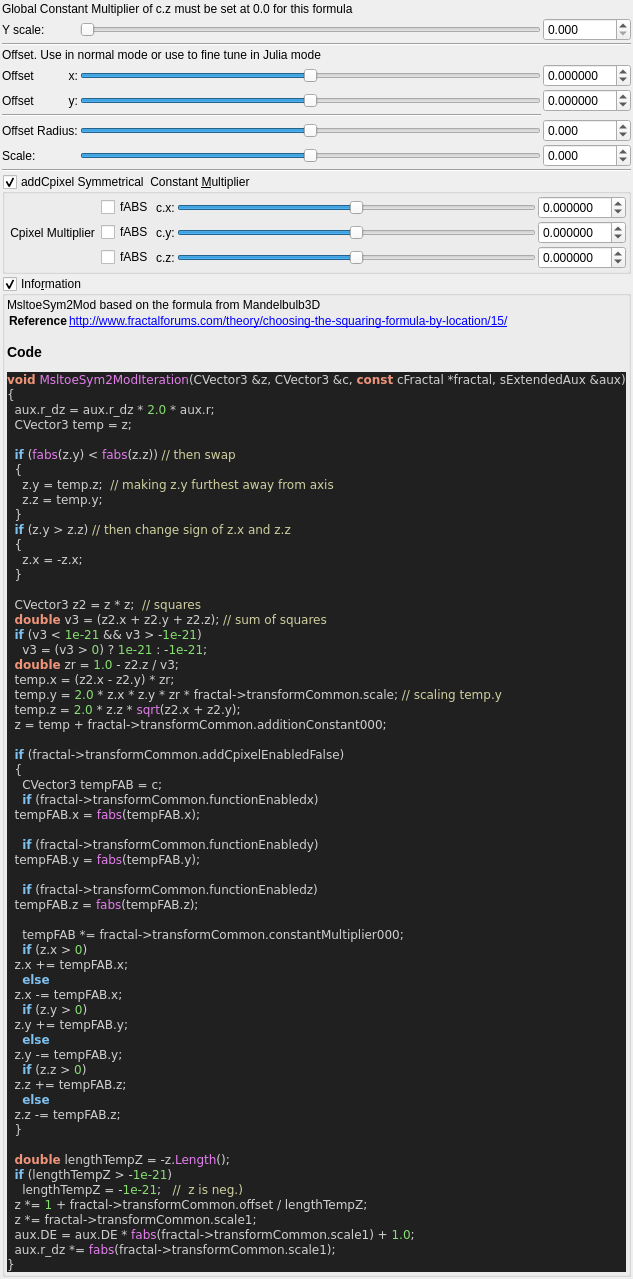
This is mandelbulber2/qt_data/fractal_msltoesym2_mod.ui in buddhi1980/mandelbulber2 as Qt 5 draws it before an edit. The edited form follows.
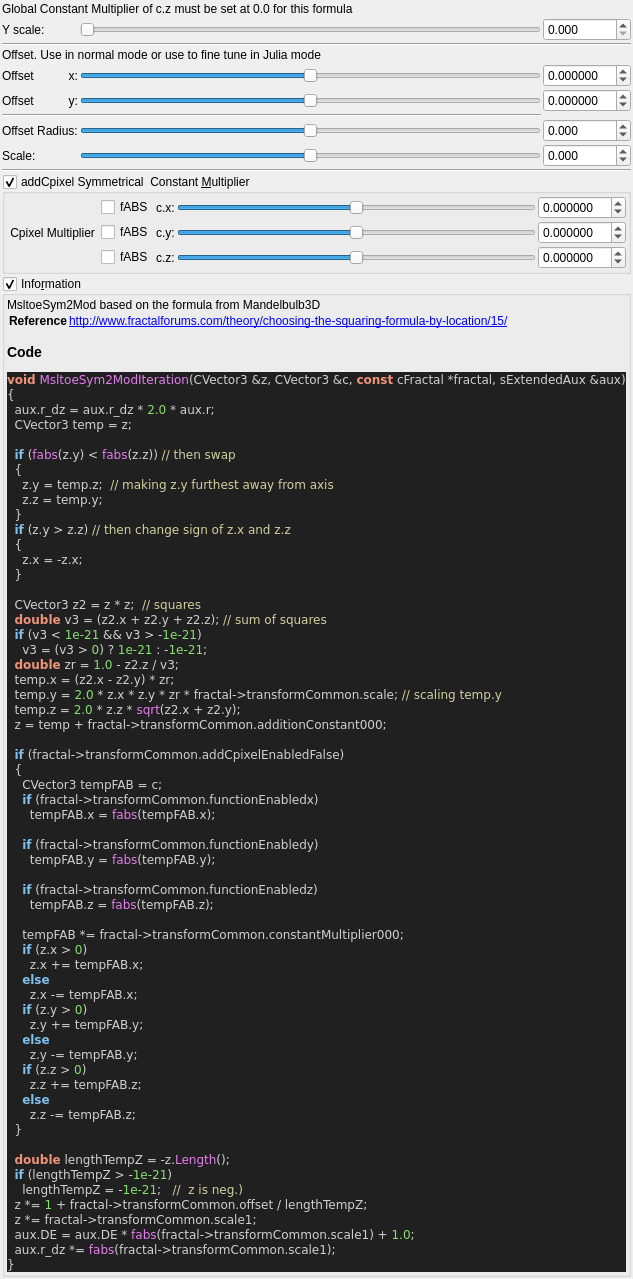
This is the edited form. Custom widgets are drawn as their Qt base class.

```diff
--- a/mandelbulber2/qt_data/fractal_msltoesym2_mod.ui
+++ b/mandelbulber2/qt_data/fractal_msltoesym2_mod.ui
@@ -707,27 +707,27 @@
   &lt;span style=&quot;color:#d0d0d0&quot;&gt;{&lt;/span&gt;
     CVector3 tempFAB &lt;span style=&quot;color:#d0d0d0&quot;&gt;=&lt;/span&gt; c&lt;span style=&quot;color:#d0d0d0&quot;&gt;;&lt;/span&gt;
     &lt;span style=&quot;color:#7ec0ee; font-weight:bold&quot;&gt;if&lt;/span&gt; &lt;span style=&quot;color:#d0d0d0&quot;&gt;(&lt;/span&gt;fractal&lt;span style=&quot;color:#d0d0d0&quot;&gt;-&amp;gt;&lt;/span&gt;transformCommon&lt;span style=&quot;color:#d0d0d0&quot;&gt;.&lt;/span&gt;functionEnabledx&lt;span style=&quot;color:#d0d0d0&quot;&gt;)&lt;/span&gt;
-  tempFAB&lt;span style=&quot;color:#d0d0d0&quot;&gt;.&lt;/span&gt;x &lt;span style=&quot;color:#d0d0d0&quot;&gt;=&lt;/span&gt; &lt;span style=&quot;color:#e47eed&quot;&gt;fabs&lt;/span&gt;&lt;span style=&quot;color:#d0d0d0&quot;&gt;(&lt;/span&gt;tempFAB&lt;span style=&quot;color:#d0d0d0&quot;&gt;.&lt;/span&gt;x&lt;span style=&quot;color:#d0d0d0&quot;&gt;);&lt;/span&gt;
+      tempFAB&lt;span style=&quot;color:#d0d0d0&quot;&gt;.&lt;/span&gt;x &lt;span style=&quot;color:#d0d0d0&quot;&gt;=&lt;/span&gt; &lt;span style=&quot;color:#e47eed&quot;&gt;fabs&lt;/span&gt;&lt;span style=&quot;color:#d0d0d0&quot;&gt;(&lt;/span&gt;tempFAB&lt;span style=&quot;color:#d0d0d0&quot;&gt;.&lt;/span&gt;x&lt;span style=&quot;color:#d0d0d0&quot;&gt;);&lt;/span&gt;
 
     &lt;span style=&quot;color:#7ec0ee; font-weight:bold&quot;&gt;if&lt;/span&gt; &lt;span style=&quot;color:#d0d0d0&quot;&gt;(&lt;/span&gt;fractal&lt;span style=&quot;color:#d0d0d0&quot;&gt;-&amp;gt;&lt;/span&gt;transformCommon&lt;span style=&quot;color:#d0d0d0&quot;&gt;.&lt;/span&gt;functionEnabledy&lt;span style=&quot;color:#d0d0d0&quot;&gt;)&lt;/span&gt;
-  tempFAB&lt;span style=&quot;color:#d0d0d0&quot;&gt;.&lt;/span&gt;y &lt;span style=&quot;color:#d0d0d0&quot;&gt;=&lt;/span&gt; &lt;span style=&quot;color:#e47eed&quot;&gt;fabs&lt;/span&gt;&lt;span style=&quot;color:#d0d0d0&quot;&gt;(&lt;/span&gt;tempFAB&lt;span style=&quot;color:#d0d0d0&quot;&gt;.&lt;/span&gt;y&lt;span style=&quot;color:#d0d0d0&quot;&gt;);&lt;/span&gt;
+      tempFAB&lt;span style=&quot;color:#d0d0d0&quot;&gt;.&lt;/span&gt;y &lt;span style=&quot;color:#d0d0d0&quot;&gt;=&lt;/span&gt; &lt;span style=&quot;color:#e47eed&quot;&gt;fabs&lt;/span&gt;&lt;span style=&quot;color:#d0d0d0&quot;&gt;(&lt;/span&gt;tempFAB&lt;span style=&quot;color:#d0d0d0&quot;&gt;.&lt;/span&gt;y&lt;span style=&quot;color:#d0d0d0&quot;&gt;);&lt;/span&gt;
 
     &lt;span style=&quot;color:#7ec0ee; font-weight:bold&quot;&gt;if&lt;/span&gt; &lt;span style=&quot;color:#d0d0d0&quot;&gt;(&lt;/span&gt;fractal&lt;span style=&quot;color:#d0d0d0&quot;&gt;-&amp;gt;&lt;/span&gt;transformCommon&lt;span style=&quot;color:#d0d0d0&quot;&gt;.&lt;/span&gt;functionEnabledz&lt;span style=&quot;color:#d0d0d0&quot;&gt;)&lt;/span&gt;
-  tempFAB&lt;span style=&quot;color:#d0d0d0&quot;&gt;.&lt;/span&gt;z &lt;span style=&quot;color:#d0d0d0&quot;&gt;=&lt;/span&gt; &lt;span style=&quot;color:#e47eed&quot;&gt;fabs&lt;/span&gt;&lt;span style=&quot;color:#d0d0d0&quot;&gt;(&lt;/span&gt;tempFAB&lt;span style=&quot;color:#d0d0d0&quot;&gt;.&lt;/span&gt;z&lt;span style=&quot;color:#d0d0d0&quot;&gt;);&lt;/span&gt;
+      tempFAB&lt;span style=&quot;color:#d0d0d0&quot;&gt;.&lt;/span&gt;z &lt;span style=&quot;color:#d0d0d0&quot;&gt;=&lt;/span&gt; &lt;span style=&quot;color:#e47eed&quot;&gt;fabs&lt;/span&gt;&lt;span style=&quot;color:#d0d0d0&quot;&gt;(&lt;/span&gt;tempFAB&lt;span style=&quot;color:#d0d0d0&quot;&gt;.&lt;/span&gt;z&lt;span style=&quot;color:#d0d0d0&quot;&gt;);&lt;/span&gt;
 
     tempFAB &lt;span style=&quot;color:#d0d0d0&quot;&gt;*=&lt;/span&gt; fractal&lt;span style=&quot;color:#d0d0d0&quot;&gt;-&amp;gt;&lt;/span&gt;transformCommon&lt;span style=&quot;color:#d0d0d0&quot;&gt;.&lt;/span&gt;constantMultiplier000&lt;span style=&quot;color:#d0d0d0&quot;&gt;;&lt;/span&gt;
     &lt;span style=&quot;color:#7ec0ee; font-weight:bold&quot;&gt;if&lt;/span&gt; &lt;span style=&quot;color:#d0d0d0&quot;&gt;(&lt;/span&gt;z&lt;span style=&quot;color:#d0d0d0&quot;&gt;.&lt;/span&gt;x &lt;span style=&quot;color:#d0d0d0&quot;&gt;&amp;gt;&lt;/span&gt; &lt;span style=&quot;color:#87df71&quot;&gt;0&lt;/span&gt;&lt;span style=&quot;color:#d0d0d0&quot;&gt;)&lt;/span&gt;
-  z&lt;span style=&quot;color:#d0d0d0&quot;&gt;.&lt;/span&gt;x &lt;span style=&quot;color:#d0d0d0&quot;&gt;+=&lt;/span&gt; tempFAB&lt;span style=&quot;color:#d0d0d0&quot;&gt;.&lt;/span&gt;x&lt;span style=&quot;color:#d0d0d0&quot;&gt;;&lt;/span&gt;
+      z&lt;span style=&quot;color:#d0d0d0&quot;&gt;.&lt;/span&gt;x &lt;span style=&quot;color:#d0d0d0&quot;&gt;+=&lt;/span&gt; tempFAB&lt;span style=&quot;color:#d0d0d0&quot;&gt;.&lt;/span&gt;x&lt;span style=&quot;color:#d0d0d0&quot;&gt;;&lt;/span&gt;
     &lt;span style=&quot;color:#7ec0ee; font-weight:bold&quot;&gt;else&lt;/span&gt;
-  z&lt;span style=&quot;color:#d0d0d0&quot;&gt;.&lt;/span&gt;x &lt;span style=&quot;color:#d0d0d0&quot;&gt;-=&lt;/span&gt; tempFAB&lt;span style=&quot;color:#d0d0d0&quot;&gt;.&lt;/span&gt;x&lt;span style=&quot;color:#d0d0d0&quot;&gt;;&lt;/span&gt;
+      z&lt;span style=&quot;color:#d0d0d0&quot;&gt;.&lt;/span&gt;x &lt;span style=&quot;color:#d0d0d0&quot;&gt;-=&lt;/span&gt; tempFAB&lt;span style=&quot;color:#d0d0d0&quot;&gt;.&lt;/span&gt;x&lt;span style=&quot;color:#d0d0d0&quot;&gt;;&lt;/span&gt;
     &lt;span style=&quot;color:#7ec0ee; font-weight:bold&quot;&gt;if&lt;/span&gt; &lt;span style=&quot;color:#d0d0d0&quot;&gt;(&lt;/span&gt;z&lt;span style=&quot;color:#d0d0d0&quot;&gt;.&lt;/span&gt;y &lt;span style=&quot;color:#d0d0d0&quot;&gt;&amp;gt;&lt;/span&gt; &lt;span style=&quot;color:#87df71&quot;&gt;0&lt;/span&gt;&lt;span style=&quot;color:#d0d0d0&quot;&gt;)&lt;/span&gt;
-  z&lt;span style=&quot;color:#d0d0d0&quot;&gt;.&lt;/span&gt;y &lt;span style=&quot;color:#d0d0d0&quot;&gt;+=&lt;/span&gt; tempFAB&lt;span style=&quot;color:#d0d0d0&quot;&gt;.&lt;/span&gt;y&lt;span style=&quot;color:#d0d0d0&quot;&gt;;&lt;/span&gt;
+      z&lt;span style=&quot;color:#d0d0d0&quot;&gt;.&lt;/span&gt;y &lt;span style=&quot;color:#d0d0d0&quot;&gt;+=&lt;/span&gt; tempFAB&lt;span style=&quot;color:#d0d0d0&quot;&gt;.&lt;/span&gt;y&lt;span style=&quot;color:#d0d0d0&quot;&gt;;&lt;/span&gt;
     &lt;span style=&quot;color:#7ec0ee; font-weight:bold&quot;&gt;else&lt;/span&gt;
-  z&lt;span style=&quot;color:#d0d0d0&quot;&gt;.&lt;/span&gt;y &lt;span style=&quot;color:#d0d0d0&quot;&gt;-=&lt;/span&gt; tempFAB&lt;span style=&quot;color:#d0d0d0&quot;&gt;.&lt;/span&gt;y&lt;span style=&quot;color:#d0d0d0&quot;&gt;;&lt;/span&gt;
+      z&lt;span style=&quot;color:#d0d0d0&quot;&gt;.&lt;/span&gt;y &lt;span style=&quot;color:#d0d0d0&quot;&gt;-=&lt;/span&gt; tempFAB&lt;span style=&quot;color:#d0d0d0&quot;&gt;.&lt;/span&gt;y&lt;span style=&quot;color:#d0d0d0&quot;&gt;;&lt;/span&gt;
     &lt;span style=&quot;color:#7ec0ee; font-weight:bold&quot;&gt;if&lt;/span&gt; &lt;span style=&quot;color:#d0d0d0&quot;&gt;(&lt;/span&gt;z&lt;span style=&quot;color:#d0d0d0&quot;&gt;.&lt;/span&gt;z &lt;span style=&quot;color:#d0d0d0&quot;&gt;&amp;gt;&lt;/span&gt; &lt;span style=&quot;color:#87df71&quot;&gt;0&lt;/span&gt;&lt;span style=&quot;color:#d0d0d0&quot;&gt;)&lt;/span&gt;
-  z&lt;span style=&quot;color:#d0d0d0&quot;&gt;.&lt;/span&gt;z &lt;span style=&quot;color:#d0d0d0&quot;&gt;+=&lt;/span&gt; tempFAB&lt;span style=&quot;color:#d0d0d0&quot;&gt;.&lt;/span&gt;z&lt;span style=&quot;color:#d0d0d0&quot;&gt;;&lt;/span&gt;
+      z&lt;span style=&quot;color:#d0d0d0&quot;&gt;.&lt;/span&gt;z &lt;span style=&quot;color:#d0d0d0&quot;&gt;+=&lt;/span&gt; tempFAB&lt;span style=&quot;color:#d0d0d0&quot;&gt;.&lt;/span&gt;z&lt;span style=&quot;color:#d0d0d0&quot;&gt;;&lt;/span&gt;
     &lt;span style=&quot;color:#7ec0ee; font-weight:bold&quot;&gt;else&lt;/span&gt;
-  z&lt;span style=&quot;color:#d0d0d0&quot;&gt;.&lt;/span&gt;z &lt;span style=&quot;color:#d0d0d0&quot;&gt;-=&lt;/span&gt; tempFAB&lt;span style=&quot;color:#d0d0d0&quot;&gt;.&lt;/span&gt;z&lt;span style=&quot;color:#d0d0d0&quot;&gt;;&lt;/span&gt;
+      z&lt;span style=&quot;color:#d0d0d0&quot;&gt;.&lt;/span&gt;z &lt;span style=&quot;color:#d0d0d0&quot;&gt;-=&lt;/span&gt; tempFAB&lt;span style=&quot;color:#d0d0d0&quot;&gt;.&lt;/span&gt;z&lt;span style=&quot;color:#d0d0d0&quot;&gt;;&lt;/span&gt;
   &lt;span style=&quot;color:#d0d0d0&quot;&gt;}&lt;/span&gt;
 
   &lt;span style=&quot;color:#f09479; font-weight:bold&quot;&gt;double&lt;/span&gt; lengthTempZ &lt;span style=&quot;color:#d0d0d0&quot;&gt;= -&lt;/span&gt;z&lt;span style=&quot;color:#d0d0d0&quot;&gt;.&lt;/span&gt;&lt;span style=&quot;color:#e47eed&quot;&gt;Length&lt;/span&gt;&lt;span style=&quot;color:#d0d0d0&quot;&gt;();&lt;/span&gt;
```
